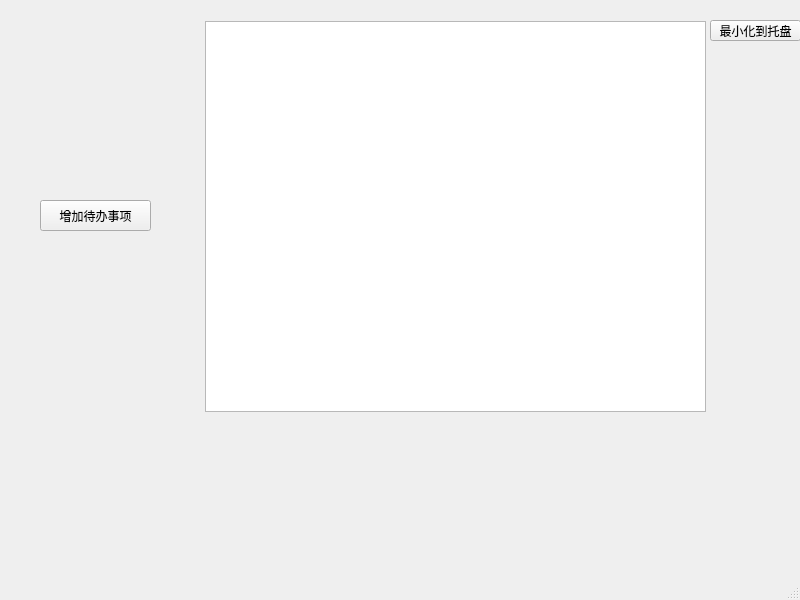
This is qtodo.ui in lcclcc233/Qtodo as Qt 5 draws it before an edit. The edited form follows.
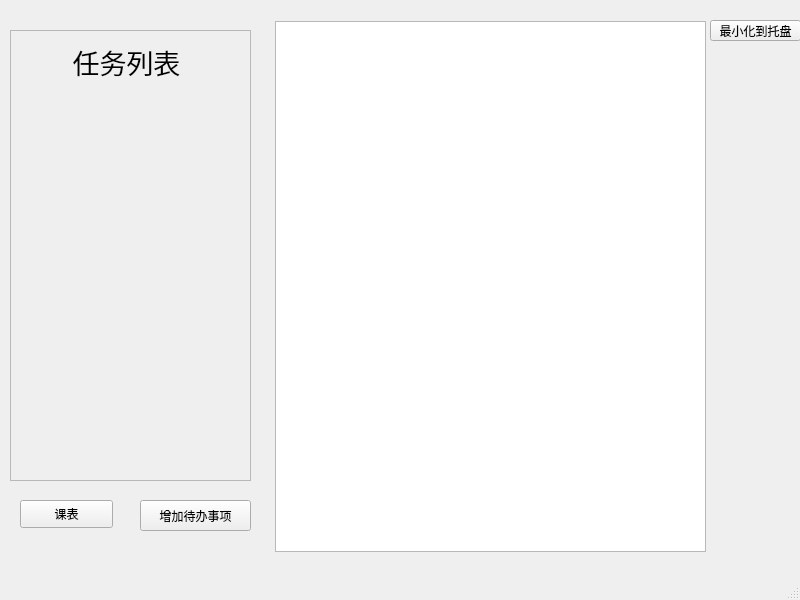
This is the edited form.

```diff
--- a/qtodo.ui
+++ b/qtodo.ui
@@ -17,8 +17,8 @@
    <widget class="QPushButton" name="additemButton">
     <property name="geometry">
      <rect>
-      <x>40</x>
-      <y>200</y>
+      <x>140</x>
+      <y>500</y>
       <width>111</width>
       <height>31</height>
      </rect>
@@ -30,10 +30,10 @@
    <widget class="QListWidget" name="listWidget">
     <property name="geometry">
      <rect>
-      <x>205</x>
+      <x>275</x>
       <y>21</y>
-      <width>501</width>
-      <height>391</height>
+      <width>431</width>
+      <height>531</height>
      </rect>
     </property>
    </widget>
@@ -50,6 +50,74 @@
      <string>最小化到托盘</string>
     </property>
    </widget>
+   <widget class="QPushButton" name="pushButton">
+    <property name="geometry">
+     <rect>
+      <x>20</x>
+      <y>500</y>
+      <width>93</width>
+      <height>28</height>
+     </rect>
+    </property>
+    <property name="text">
+     <string>课表</string>
+    </property>
+   </widget>
+   <widget class="QScrollArea" name="scrollArea">
+    <property name="geometry">
+     <rect>
+      <x>10</x>
+      <y>30</y>
+      <width>241</width>
+      <height>451</height>
+     </rect>
+    </property>
+    <property name="widgetResizable">
+     <bool>true</bool>
+    </property>
+    <widget class="QWidget" name="scrollAreaWidgetContents">
+     <property name="geometry">
+      <rect>
+       <x>0</x>
+       <y>0</y>
+       <width>239</width>
+       <height>449</height>
+      </rect>
+     </property>
+     <widget class="QWidget" name="verticalLayoutWidget">
+      <property name="geometry">
+       <rect>
+        <x>0</x>
+        <y>60</y>
+        <width>201</width>
+        <height>391</height>
+       </rect>
+      </property>
+      <layout class="QVBoxLayout" name="verticalLayout"/>
+     </widget>
+     <widget class="QLabel" name="label">
+      <property name="geometry">
+       <rect>
+        <x>0</x>
+        <y>10</y>
+        <width>231</width>
+        <height>41</height>
+       </rect>
+      </property>
+      <property name="font">
+       <font>
+        <pointsize>20</pointsize>
+       </font>
+      </property>
+      <property name="text">
+       <string>任务列表</string>
+      </property>
+      <property name="alignment">
+       <set>Qt::AlignCenter</set>
+      </property>
+     </widget>
+    </widget>
+   </widget>
   </widget>
   <widget class="QMenuBar" name="menubar">
    <property name="geometry">
```
Left out of the diff: 2 changed lines with no effect on the pictures.
